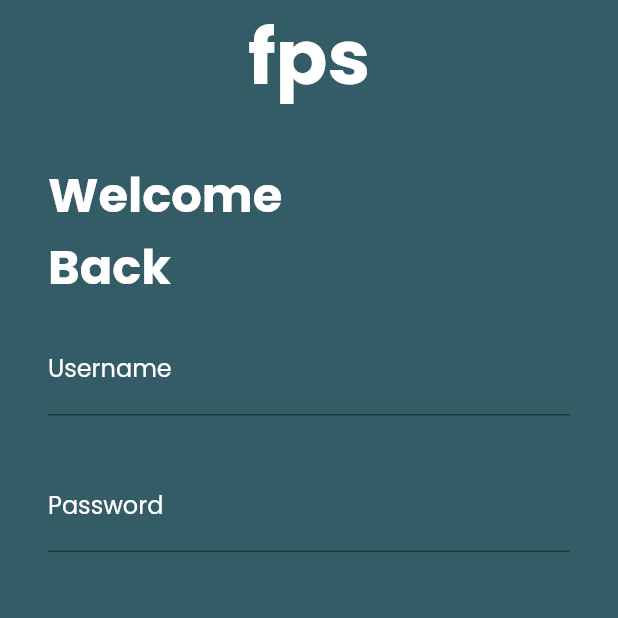
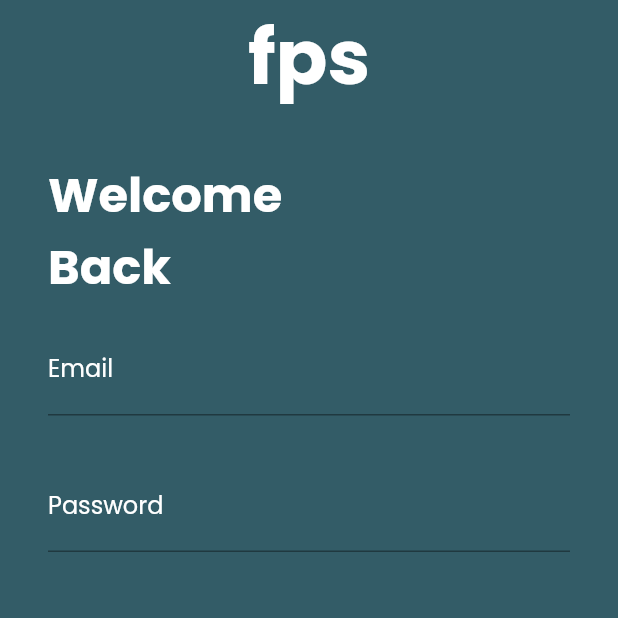
Before and after one commit to kirandroid/FPS-App, a Flutter app: the SignInScreen screen opened by its route, on a phone screen of 412 x 824 dp, the top half of it. Run offline on Flutter 3.47's test engine with Material 2 defaults, Android fonts, the phone set to English and light mode, and no system bars; our stand-ins replace auto_route, bloc, firebase_auth, firebase_core, flushbar, flutter_bloc and 3 more; missing offline and left inert: barcode_scan, web3dart; accounts and stored records are empty.

Commit message:
Sign in and sign up implemented

```diff
--- /dev/null
+++ b/lib/core/utils/colors.dart
@@ -0,0 +1,23 @@
+import 'package:flutter/material.dart';
+
+class UIColors {
+  const UIColors();
+  static const Color gray = Color(0xFFD8D8D8);
+  static const Color gray60 = Color(0x99D8D8D8);
+  static const Color gray25 = Color(0x40D8D8D8);
+  static const Color white60 = Color(0x99FFFFFF);
+  static const Color primaryBackground = Color(0xFF335C67);
+  static const Color inputBackground = Color(0xFF26282F);
+  static const Color cardBackground = Color(0x03FEFEFE);
+  static const Color buttonColor = Color(0xFF09AF79);
+  static const Color focusColor = Color(0xCCFFFFFF);
+  static const Color dividerColor = Color(0xAA282828);
+  static const Color green = Color(0xFF2A9D8F);
+  static const Color darkGreen = Color(0xFF045D56);
+  static const Color orange = Color(0xFFFF6859);
+  static const Color yellow = Color(0xFFFFCF44);
+  static const Color purple = Color(0xFFB15DFF);
+  static const Color blue = Color(0xFF72DEFF);
+  static const Color red = Color(0xFFDC3545);
+  static const Color pink = Color(0xFFf54291);
+}
--- /dev/null
+++ b/lib/features/auth/presentation/bloc/auth_event.dart
@@ -0,0 +1,30 @@
+part of 'auth_bloc.dart';
+
+@immutable
+abstract class AuthEvent {}
+
+class SignInUser implements AuthEvent {
+  final String email;
+  final String password;
+  final BuildContext context;
+
+  SignInUser({
+    @required this.email,
+    @required this.password,
+    @required this.context,
+  });
+}
+
+class SignUpUser implements AuthEvent {
+  final String email;
+  final String password;
+  final String companyName;
+  final BuildContext context;
+
+  SignUpUser({
+    @required this.email,
+    @required this.password,
+    @required this.companyName,
+    @required this.context,
+  });
+}
--- /dev/null
+++ b/lib/features/auth/presentation/bloc/auth_state.dart
@@ -0,0 +1,16 @@
+part of 'auth_bloc.dart';
+
+@immutable
+abstract class AuthState {}
+
+class AuthInitial extends AuthState {}
+
+class AuthLoading extends AuthState {}
+
+class AuthSuccess extends AuthState {}
+
+class AuthError extends AuthState {
+  final String message;
+
+  AuthError({@required this.message});
+}
--- a/lib/features/auth/presentation/pages/sign_in_screen.dart
+++ b/lib/features/auth/presentation/pages/sign_in_screen.dart
@@ -1,26 +1,27 @@
 import 'package:auto_route/auto_route.dart';
 import 'package:flutter/material.dart';
+import 'package:flutter_bloc/flutter_bloc.dart';
 import 'package:fps/core/routes/router.gr.dart';
-import 'package:fps/features/addProduct/presentation/pages/add_product_screen.dart';
-import 'package:fps/features/dashboard/presentation/pages/dashboard_screen.dart';
-import 'package:fps/features/auth/presentation/pages/sign_up_screen.dart';
+import 'package:fps/core/utils/colors.dart';
+import 'package:fps/features/auth/presentation/bloc/auth_bloc.dart';
+import 'package:fps/injection.dart';
 import 'package:google_fonts/google_fonts.dart';
 
-class SignInScreen extends StatefulWidget {
-  SignInScreen({Key key}) : super(key: key);
-
-  @override
-  _SignInScreenState createState() => _SignInScreenState();
-}
-
-class _SignInScreenState extends State<SignInScreen> {
+class SignInScreen extends StatelessWidget {
   @override
   Widget build(BuildContext context) {
+    final TextEditingController emailController = TextEditingController();
+    final TextEditingController passwordController = TextEditingController();
+    return BlocProvider(
+        create: (context) => getIt<AuthBloc>(),
+        child: BlocConsumer<AuthBloc, AuthState>(
+          listener: (context, state) {},
+          builder: (context, state) {
             return Scaffold(
-      backgroundColor: Color(0xff335C67),
+              backgroundColor: UIColors.primaryBackground,
               body: SafeArea(
+                child: SingleChildScrollView(
                   child: Column(
-          // mainAxisAlignment: MainAxisAlignment.start,
                     crossAxisAlignment: CrossAxisAlignment.start,
                     children: [
                       Center(
@@ -33,7 +34,7 @@ class _SignInScreenState extends State<SignInScreen> {
                           ),
                         ),
                       ),
-            SizedBox(
+                      const SizedBox(
                         height: 30,
                       ),
                       Padding(
@@ -59,11 +60,12 @@ class _SignInScreenState extends State<SignInScreen> {
                         ),
                       ),
                       Padding(
-              padding:
-                  const EdgeInsets.symmetric(horizontal: 32.0, vertical: 16),
+                        padding: const EdgeInsets.symmetric(
+                            horizontal: 32.0, vertical: 16),
                         child: TextFormField(
+                          controller: emailController,
                           decoration: InputDecoration(
-                  labelText: "Username",
+                            labelText: "Email",
                             labelStyle: GoogleFonts.poppins(
                               color: Colors.white,
                             ),
@@ -71,9 +73,11 @@ class _SignInScreenState extends State<SignInScreen> {
                         ),
                       ),
                       Padding(
-              padding:
-                  const EdgeInsets.symmetric(horizontal: 32.0, vertical: 16),
+                        padding: const EdgeInsets.symmetric(
+                            horizontal: 32.0, vertical: 16),
                         child: TextFormField(
+                          controller: passwordController,
+                          obscureText: true,
                           decoration: InputDecoration(
                             labelText: "Password",
                             labelStyle: GoogleFonts.poppins(
@@ -86,8 +90,12 @@ class _SignInScreenState extends State<SignInScreen> {
                         padding: const EdgeInsets.all(32.0),
                         child: InkWell(
                           onTap: () {
-                  ExtendedNavigator.of(context).pushAndRemoveUntil(
-                      Routes.dashboardScreen, (route) => false);
+                            getIt<AuthBloc>().add(
+                              SignInUser(
+                                  email: emailController.text,
+                                  password: passwordController.text,
+                                  context: context),
+                            );
                           },
                           child: Container(
                             height: 50,
@@ -97,14 +105,17 @@ class _SignInScreenState extends State<SignInScreen> {
                               color: Colors.redAccent,
                             ),
                             child: Center(
-                      child: Text(
+                              child: state is AuthLoading
+                                  ? const CircularProgressIndicator()
+                                  : Text(
                                       'Sign In',
                                       style: GoogleFonts.poppins(
                                         color: Colors.white,
                                         fontSize: 20,
                                         fontWeight: FontWeight.bold,
                                       ),
-                  )),
+                                    ),
+                            ),
                           ),
                         ),
                       ),
@@ -150,6 +161,9 @@ class _SignInScreenState extends State<SignInScreen> {
                     ],
                   ),
                 ),
+              ),
             );
+          },
+        ));
   }
 }
--- /dev/null
+++ b/lib/injection.dart
@@ -0,0 +1,10 @@
+import 'package:fps/injection.config.dart';
+import 'package:get_it/get_it.dart';
+import 'package:injectable/injectable.dart';
+
+final GetIt getIt = GetIt.instance;
+
+@injectableInit
+void configureInjection(String env) {
+  $initGetIt(getIt, environment: env);
+}
--- a/pubspec.yaml
+++ b/pubspec.yaml
@@ -36,6 +36,7 @@ dependencies:
   flutter_bloc: ^6.0.1
   firebase_auth: ^0.18.0+1
   cloud_firestore: ^0.14.0+2
+  firebase_core: ^0.5.0
 
 dev_dependencies:
   flutter_test:
```
Also changed, not shown: lib/core/utils/app_config.dart (+18 -2 lines), lib/core/utils/creds.dart (+7 -7 lines), lib/core/utils/text_style.dart (added, +43 -0 lines), lib/core/utils/toast.dart (added, +23 -0 lines), lib/features/auth/presentation/bloc/auth_bloc.dart (added, +90 -0 lines), lib/features/auth/presentation/pages/sign_up_screen.dart (+70 -79 lines), lib/features/splash/splash_screen.dart (+13 -5 lines), lib/home.dart (+40 -40 lines), lib/main.dart (+7 -1 lines), lib/core/routes/router.gr.dart, lib/injection.config.dart (added), pubspec.lock, 1 other file. Lines whose indentation alone changed are shown as unchanged.
